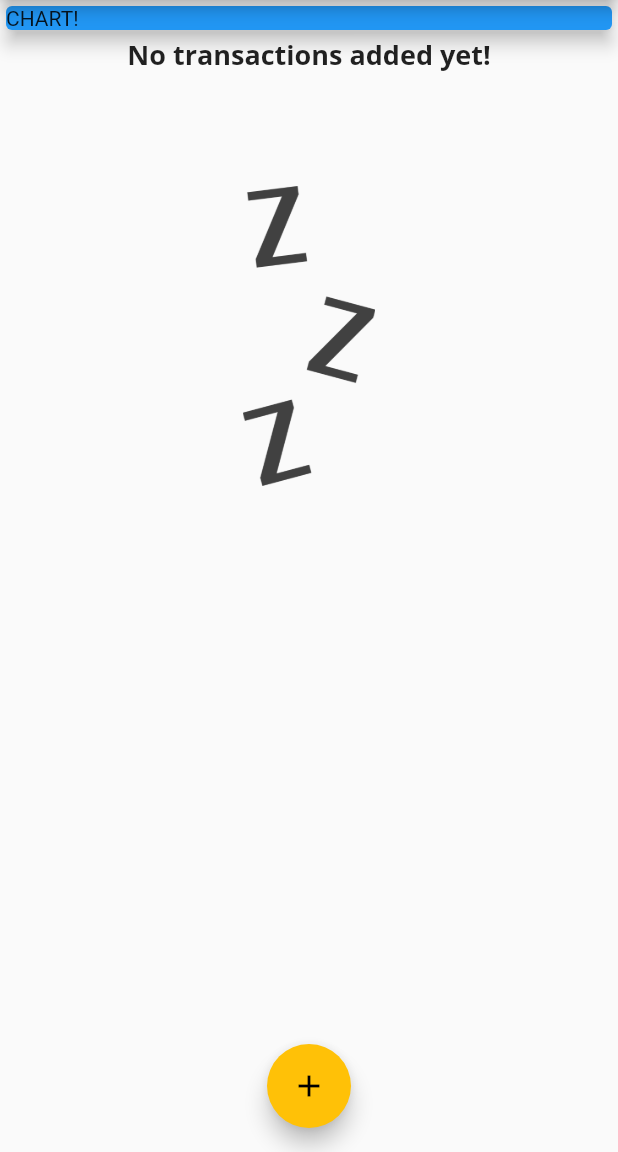
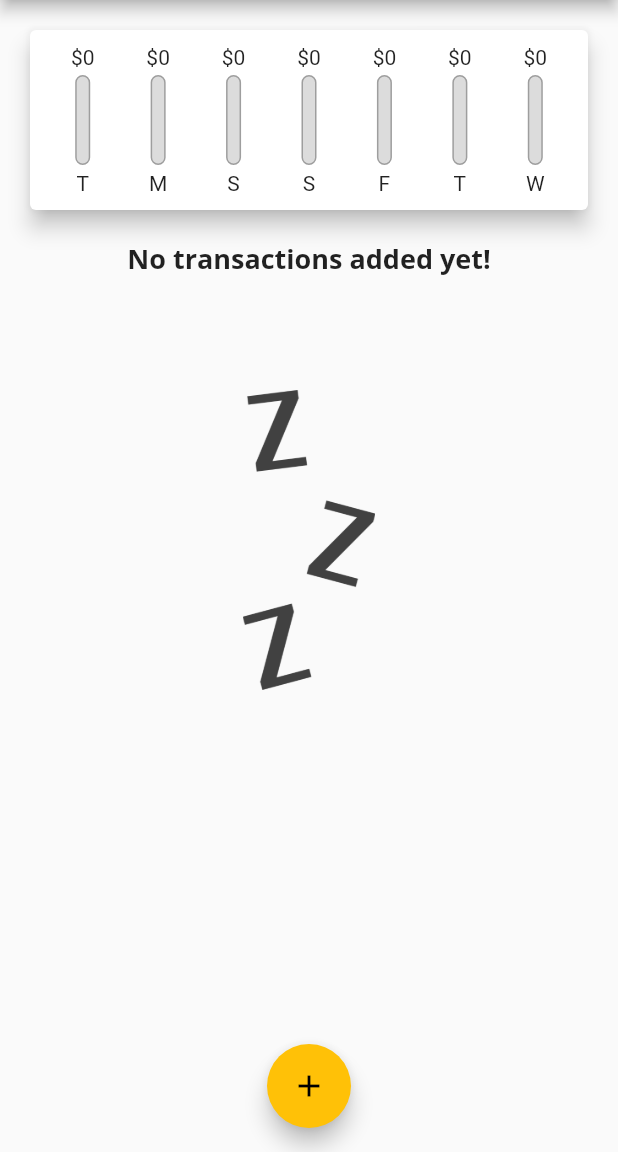
Before and after one commit to leosuncin/flutter_expense_app, a Flutter app: the screen it shows after launch, on a phone screen of 412 x 824 dp, the part 84-1236 px from its top. Run offline on Flutter 3.47's test engine with Material 2 defaults, Android fonts, the phone set to English and light mode, and no system bars.

Commit message:
Creating chart with chat bars

```diff
--- a/lib/main.dart
+++ b/lib/main.dart
@@ -1,6 +1,7 @@
 import 'package:flutter/material.dart';
 
 import 'models/transaction.dart';
+import 'widgets/chart.dart';
 import 'widgets/new_transaction.dart';
 import 'widgets/transaction_list.dart';
 
@@ -45,6 +46,12 @@ class MyHomePage extends StatefulWidget {
 class _MyHomePageState extends State<MyHomePage> {
   final List<Transaction> _userTransactions = [];
 
+  List<Transaction> get _recentTransactions {
+    final lastWeek = DateTime.now().subtract(Duration(days: 7));
+
+    return _userTransactions.where((tx) => tx.date.isAfter(lastWeek)).toList();
+  }
+
   void _addTransaction(String title, double amount) {
     final newTransaction = new Transaction(
       id: UniqueKey().toString(),
@@ -81,14 +88,7 @@ class _MyHomePageState extends State<MyHomePage> {
         child: Column(
           crossAxisAlignment: CrossAxisAlignment.stretch,
           children: <Widget>[
-            Container(
-              width: double.infinity,
-              child: Card(
-                color: Colors.blue,
-                child: Text('CHART!'),
-                elevation: 5,
-              ),
-            ),
+            Chart(_recentTransactions),
             TransactionList(_userTransactions),
           ],
         ),
--- /dev/null
+++ b/lib/widgets/chart.dart
@@ -0,0 +1,69 @@
+import 'package:flutter/material.dart';
+import 'package:intl/intl.dart';
+
+import '../models/transaction.dart';
+import 'chart_bar.dart';
+
+class _TxValues {
+  String day;
+  double amount;
+
+  _TxValues(
+    this.day,
+    this.amount,
+  );
+}
+
+class Chart extends StatelessWidget {
+  final List<Transaction> recentTransactions;
+
+  List<_TxValues> get groupedTransactionValues {
+    return List.generate(7, (index) {
+      final weekDay = DateTime.now().subtract(
+        Duration(days: index),
+      );
+      double totalSum = recentTransactions
+          .where((tx) =>
+              tx.date.day == weekDay.day &&
+              tx.date.month == weekDay.month &&
+              tx.date.year == weekDay.year)
+          .fold(0, (sum, tx) => sum + tx.amount);
+
+      return _TxValues(
+        DateFormat.E().format(weekDay)[0],
+        totalSum,
+      );
+    });
+  }
+
+  double get totalSpending => groupedTransactionValues.fold(
+      0, (total, value) => total + value.amount);
+
+  Chart(this.recentTransactions);
+
+  @override
+  Widget build(BuildContext context) {
+    return Card(
+      elevation: 6,
+      margin: EdgeInsets.all(20),
+      child: Padding(
+        padding: EdgeInsets.all(10),
+        child: Row(
+          mainAxisAlignment: MainAxisAlignment.spaceAround,
+          children: groupedTransactionValues.map((data) {
+            return Flexible(
+              fit: FlexFit.tight,
+              child: ChartBar(
+                data.day,
+                data.amount,
+                totalSpending == 0.0
+                    ? 0.0
+                    : data.amount / totalSpending,
+              ),
+            );
+          }).toList(),
+        ),
+      ),
+    );
+  }
+}
--- /dev/null
+++ b/lib/widgets/chart_bar.dart
@@ -0,0 +1,55 @@
+import 'package:flutter/material.dart';
+
+class ChartBar extends StatelessWidget {
+  final String label;
+  final double spendingAmount;
+  final double spendingPctOfTotal;
+
+  ChartBar(
+    this.label,
+    this.spendingAmount,
+    this.spendingPctOfTotal,
+  );
+
+  @override
+  Widget build(BuildContext context) {
+    return Column(
+      children: <Widget>[
+        FittedBox(
+          child: Text('\$${spendingAmount.toStringAsFixed(0)}'),
+        ),
+        SizedBox(
+          height: 4,
+        ),
+        Container(
+          height: 60,
+          width: 10,
+          child: Stack(
+            children: <Widget>[
+              Container(
+                decoration: BoxDecoration(
+                  border: Border.all(color: Colors.grey, width: 1.0),
+                  color: Color.fromRGBO(220, 220, 220, 1),
+                  borderRadius: BorderRadius.circular(10),
+                ),
+              ),
+              FractionallySizedBox(
+                heightFactor: spendingPctOfTotal,
+                child: Container(
+                  decoration: BoxDecoration(
+                    color: Theme.of(context).primaryColor,
+                    borderRadius: BorderRadius.circular(10),
+                  ),
+                ),
+              ),
+            ],
+          ),
+        ),
+        SizedBox(
+          height: 4,
+        ),
+        Text(label),
+      ],
+    );
+  }
+}
```
